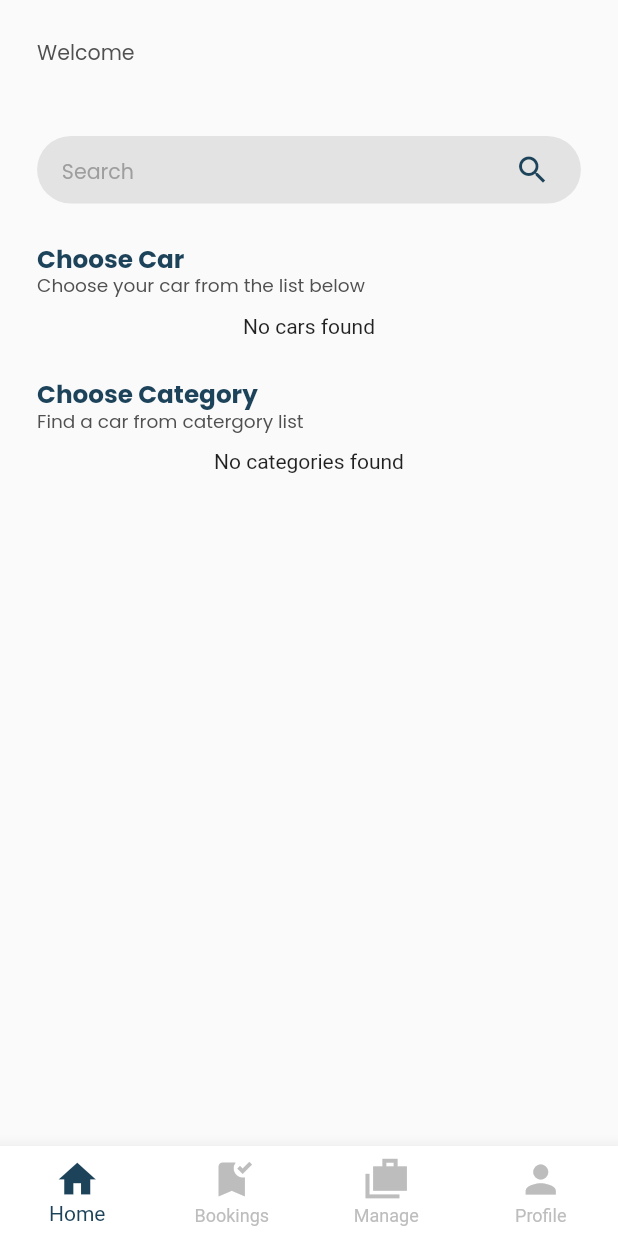
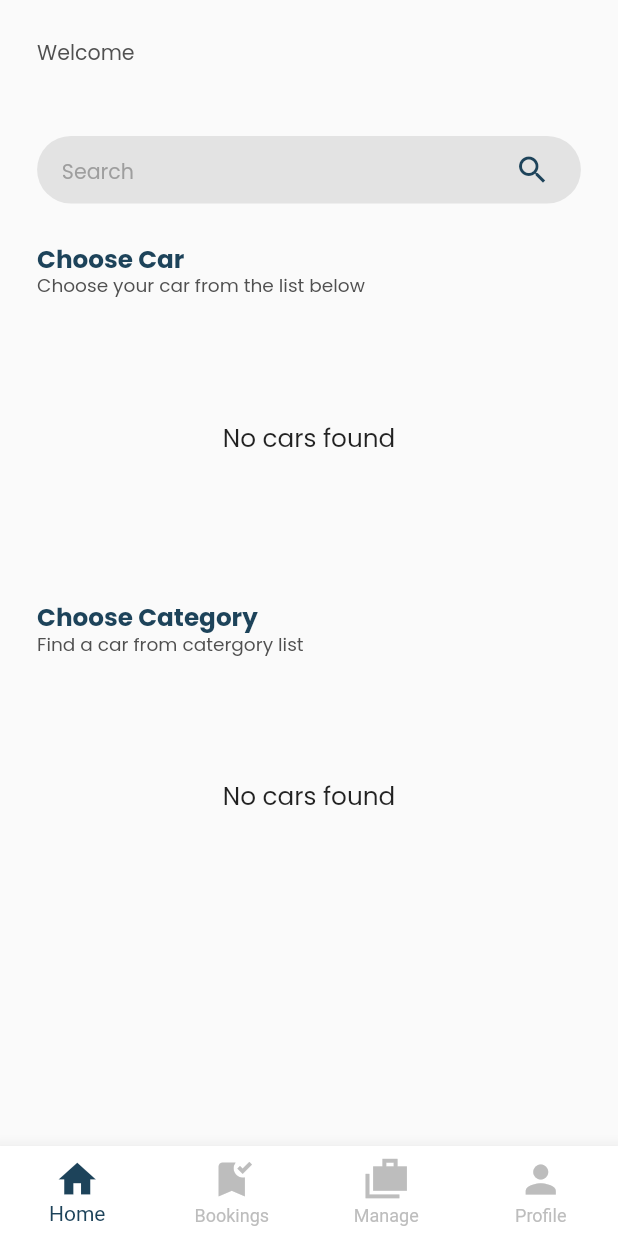
Before and after one commit to ijashuzain/wandering-wheels, a Flutter app: the screen it shows once a user with an empty profile is signed in, on a phone screen of 412 x 824 dp. Run offline on Flutter 3.47's test engine with Material 2 defaults, Android fonts, the phone set to English and light mode, and no system bars; our stand-ins replace cloud_firestore, firebase_auth, firebase_core, firebase_storage, image_picker, sizer; accounts and stored records are empty.

Commit message:
Cars and Categories connected to db

```diff
--- a/lib/providers/car_provider.dart
+++ b/lib/providers/car_provider.dart
@@ -12,6 +12,7 @@ class CarProvider extends ChangeNotifier {
   bool isUploadingImage = false;
   bool isUploadingCar = false;
   List<Car> cars = [];
+  List<Car> categoryCars = [];
   Car? currentCar;
   FirebaseFirestore db = FirebaseFirestore.instance;
 
@@ -21,9 +22,9 @@ class CarProvider extends ChangeNotifier {
   }
 
   fetchCars() async {
-    cars = [];
     setCarLoading(true);
     var ref = await db.collection('cars').get();
+    cars = [];
     for (var doc in ref.docs) {
       Car car = Car.fromJson(doc.data());
       cars.add(car);
@@ -91,9 +92,9 @@ class CarProvider extends ChangeNotifier {
     }
   }
 
-  void fetchCarsByCategory(Category category) {
-    fetchCars();
-    cars = cars.where((element) => category.name == element.category).toList();
+  fetchCarsByCategory(Category category) async {
+    await fetchCars();
+    categoryCars = cars.where((element) => category.name == element.category).toList();
     notifyListeners();
   }
 
--- a/lib/providers/category_provider.dart
+++ b/lib/providers/category_provider.dart
@@ -21,9 +21,9 @@ class CategoryProvider extends ChangeNotifier {
   }
 
   fetchCategories() async {
-    categories = [];
     setLoading(true);
     var ref = await db.collection('categories').get();
+    categories = [];
     for (var doc in ref.docs) {
       Category category = Category.fromJson(doc.data());
       categories.add(category);
--- a/lib/starter.dart
+++ b/lib/starter.dart
@@ -100,14 +100,14 @@ class _StarterPageState extends State<StarterPage> {
     FirebaseAuth.instance.authStateChanges().listen(
       (user) async {
         if (user == null) {
-          await Future.delayed(const Duration(seconds: 3));
           Navigator.pushNamedAndRemoveUntil(
               context, LoginPage.routeName, (route) => true);
         } else {
-          await Future.delayed(const Duration(seconds: 3));
           await context.read<UserProvider>().fetchUser(
                 userId: user.uid,
-                onSuccess: (user) {
+                onSuccess: (user) async {
+                  await context.read<CategoryProvider>().fetchCategories();
+                  await context.read<CarProvider>().fetchCars();
                   Navigator.pushNamedAndRemoveUntil(
                       context, Navigation.routeName, (route) => true);
                 },
--- a/lib/views/car_details/car_list.dart
+++ b/lib/views/car_details/car_list.dart
@@ -3,9 +3,7 @@ import 'package:flutter/material.dart';
 import 'package:provider/provider.dart';
 import 'package:sizer/sizer.dart';
 import 'package:wandering_wheels/constants/colors.dart';
-import 'package:wandering_wheels/models/category_model.dart';
 import 'package:wandering_wheels/providers/car_provider.dart';
-import 'package:wandering_wheels/providers/category_provider.dart';
 import 'package:wandering_wheels/views/car_details/car_create.dart';
 import 'package:wandering_wheels/views/car_details/car_details.dart';
 import 'package:wandering_wheels/views/home/widgets/car_card.dart';
@@ -14,7 +12,9 @@ class CarList extends StatelessWidget {
   static String routeName = "/car_list";
 
   final bool isEdit;
-  const CarList({Key? key, this.isEdit = false}) : super(key: key);
+  final bool isCategory;
+  const CarList({Key? key, this.isEdit = false, this.isCategory = false})
+      : super(key: key);
 
   @override
   Widget build(BuildContext context) {
@@ -39,11 +39,24 @@ class CarList extends StatelessWidget {
           : null,
       body: Consumer<CarProvider>(
         builder: (context, provider, child) {
+          var cars = isCategory ? provider.categoryCars : provider.cars;
           if (provider.isLoading) {
             return const Center(
               child: CupertinoActivityIndicator(),
             );
           }
+          if (cars.isEmpty) {
+            return  Center(
+              child: Text(
+                "No cars found",
+                style: TextStyle(
+                  fontFamily: "Poppins",
+                  fontSize: 12.sp,
+                ),
+              ),
+            );
+          }
+
           return SizedBox(
             height: 100.h,
             width: 100.w,
@@ -58,15 +71,23 @@ class CarList extends StatelessWidget {
                         crossAxisCount: 3,
                         mainAxisSpacing: 3.h,
                       ),
-                      itemCount: provider.cars.length,
+                      itemCount: cars.length,
                       itemBuilder: (context, index) {
                         return CarCard(
-                          carName: provider.cars[index].name,
-                          carImage: provider.cars[index].image!,
-                          carRate: provider.cars[index].rate.toString(),
+                          carName: cars[index].name,
+                          carImage: cars[index].image!,
+                          carRate: cars[index].rate.toString(),
                           onTap: () {
                             if (isEdit) {
-                              Navigator.pushNamed(context, CarCreate.routeName);
+                              Navigator.push(
+                                context,
+                                MaterialPageRoute(
+                                  builder: (context) => CarCreate(
+                                    car: cars[index],
+                                    isUpdate: true,
+                                  ),
+                                ),
+                              );
                             } else {
                               Navigator.pushNamed(
                                 context,
--- a/lib/views/home/home_cars.dart
+++ b/lib/views/home/home_cars.dart
@@ -7,40 +7,37 @@ import 'package:wandering_wheels/providers/car_provider.dart';
 import 'package:wandering_wheels/views/car_details/car_details.dart';
 import 'package:wandering_wheels/views/home/widgets/car_card.dart';
 
-class HomeCars extends StatefulWidget {
-  const HomeCars({
-    Key? key,
-  }) : super(key: key);
-
-  @override
-  State<HomeCars> createState() => _HomeCarsState();
-}
-
-class _HomeCarsState extends State<HomeCars> {
-  @override
-  void initState() {
-    WidgetsBinding.instance!.addPostFrameCallback((timeStamp) async {
-      await context.read<CarProvider>().fetchCars();
-    });
-    super.initState();
-  }
+class HomeCars extends StatelessWidget {
+  const HomeCars({Key? key}) : super(key: key);
 
   @override
   Widget build(BuildContext context) {
     return Consumer<CarProvider>(
       builder: (context, provider, child) {
         if (provider.isLoading) {
-          return const Center(
-            child: CupertinoActivityIndicator(),
+          return SizedBox(
+            height: 40.w,
+            width: 100.w,
+            child: const Center(
+              child: CupertinoActivityIndicator(),
+            ),
           );
         }
-
         if (provider.cars.isEmpty) {
-          return const Center(
-            child: Text("No cars found"),
+          return SizedBox(
+            height: 40.w,
+            width: 100.w,
+            child: Center(
+              child: Text(
+                "No cars found",
+                style: TextStyle(
+                  fontFamily: "Poppins",
+                  fontSize: 12.sp,
+                ),
+              ),
+            ),
           );
         }
-        log(provider.cars.length.toString());
         return SizedBox(
           height: 40.w,
           width: 100.w,
--- /dev/null
+++ b/lib/views/home/home_categories.dart
@@ -0,0 +1,76 @@
+import 'dart:developer';
+
+import 'package:flutter/cupertino.dart';
+import 'package:flutter/material.dart';
+import 'package:provider/provider.dart';
+import 'package:wandering_wheels/providers/car_provider.dart';
+import 'package:wandering_wheels/providers/category_provider.dart';
+import 'package:wandering_wheels/views/car_details/car_list.dart';
+import 'package:wandering_wheels/views/home/widgets/category_card.dart';
+import 'package:sizer/sizer.dart';
+
+class HomeCategory extends StatelessWidget {
+  const HomeCategory({
+    Key? key,
+  }) : super(key: key);
+
+  @override
+  Widget build(BuildContext context) {
+    return Consumer<CategoryProvider>(
+      builder: (context, provider, child) {
+        if (provider.isLoading) {
+          return SizedBox(
+            height: 40.w,
+            width: 100.w,
+            child: const Center(
+              child: CupertinoActivityIndicator(),
+            ),
+          );
+        } else if (provider.categories.isEmpty) {
+          return SizedBox(
+            height: 40.w,
+            width: 100.w,
+            child: Center(
+              child: Text(
+                "No cars found",
+                style: TextStyle(
+                  fontFamily: "Poppins",
+                  fontSize: 12.sp,
+                ),
+              ),
+            ),
+          );
+        } else {
+          log(provider.categories.length.toString());
+          return SizedBox(
+            width: 100.w,
+            child: ListView.builder(
+              shrinkWrap: true,
+              physics: const BouncingScrollPhysics(),
+              itemCount: provider.categories.length,
+              itemBuilder: (context, index) {
+                return CategoryCard(
+                  categoryName: provider.categories[index].name,
+                  categoryImage: provider.categories[index].image,
+                  avilableCars: "1",
+                  onTap: () {
+                    provider.setCurrentCatagory(provider.categories[index]);
+                    context
+                        .read<CarProvider>()
+                        .fetchCarsByCategory(provider.categories[index]);
+                    Navigator.push(
+                      context,
+                      MaterialPageRoute(
+                        builder: (context) => const CarList(isCategory: true),
+                      ),
+                    );
+                  },
+                );
+              },
+            ),
+          );
+        }
+      },
+    );
+  }
+}
--- a/lib/views/home/home_main.dart
+++ b/lib/views/home/home_main.dart
@@ -1,16 +1,8 @@
-import 'dart:developer';
-
-import 'package:flutter/cupertino.dart';
 import 'package:flutter/material.dart';
 import 'package:sizer/sizer.dart';
-import 'package:wandering_wheels/providers/car_provider.dart';
-import 'package:wandering_wheels/providers/category_provider.dart';
 import 'package:wandering_wheels/providers/user_provider.dart';
-import 'package:wandering_wheels/views/car_details/car_details.dart';
-import 'package:wandering_wheels/views/car_details/car_list.dart';
 import 'package:wandering_wheels/views/home/home_cars.dart';
-import 'package:wandering_wheels/views/home/widgets/car_card.dart';
-import 'package:wandering_wheels/views/home/widgets/category_card.dart';
+import 'package:wandering_wheels/views/home/home_categories.dart';
 import 'package:wandering_wheels/views/home/widgets/greetings_widget.dart';
 import 'package:wandering_wheels/views/home/widgets/search_widget.dart';
 import 'package:wandering_wheels/widgets/heading.dart';
@@ -63,41 +55,7 @@ class Home extends StatelessWidget {
                   ),
                 ),
                 SizedBox(height: 1.h),
-                Consumer<CategoryProvider>(builder: (context, provider, child) {
-                  if (provider.isLoading) {
-                    return const Center(
-                      child: CupertinoActivityIndicator(),
-                    );
-                  }
-
-                  if (provider.categories.isEmpty) {
-                    return const Center(
-                      child: Text("No categories found"),
-                    );
-                  }
-                  return SizedBox(
-                    width: 100.w,
-                    child: ListView.builder(
-                      shrinkWrap: true,
-                      physics: const BouncingScrollPhysics(),
-                      itemCount: provider.categories.length,
-                      itemBuilder: (context, index) {
-                        return CategoryCard(
-                          categoryName: provider.categories[index].name,
-                          categoryImage: provider.categories[index].image,
-                          avilableCars: "1",
-                          onTap: () {
-                            provider
-                                .setCurrentCatagory(provider.categories[index]);
-                            context.read<CarProvider>().fetchCarsByCategory(
-                                provider.categories[index]);
-                            Navigator.pushNamed(context, CarList.routeName);
-                          },
-                        );
-                      },
-                    ),
-                  );
-                }),
+                const HomeCategory(),
               ],
             ),
           ),
--- a/lib/views/navigation/navigation.dart
+++ b/lib/views/navigation/navigation.dart
@@ -1,5 +1,4 @@
 import 'package:flutter/material.dart';
-import 'package:sizer/sizer.dart';
 import 'package:wandering_wheels/constants/colors.dart';
 import 'package:wandering_wheels/views/home/home_main.dart';
 import 'package:wandering_wheels/views/management/manage_home.dart';
@@ -16,10 +15,10 @@ class Navigation extends StatefulWidget {
 class _NavigationState extends State<Navigation> {
 
   int _selectedIndex = 0;
-  static List<Widget> _widgetOptions = <Widget>[
-    Home(),
-    MyBooking(),
-    ManageHome(),
+  static final List<Widget> _widgetOptions = <Widget>[
+    const Home(),
+    const MyBooking(),
+    const ManageHome(),
     Profile(),
   ];
 
```
